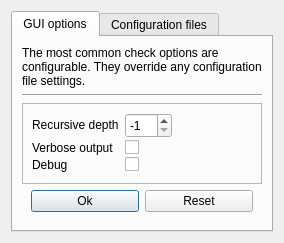
wummel/linkchecker, file linkcheck/gui/ui/options.ui: the form before one commit.
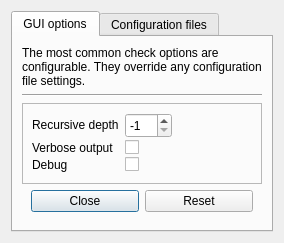
The form after the commit.

Commit message: Rename Ok button to Close.

What changed in the file:
```diff
--- a/linkcheck/gui/ui/options.ui
+++ b/linkcheck/gui/ui/options.ui
@@ -183,7 +183,7 @@
           <item>
            <widget class="QPushButton" name="closeButton">
             <property name="text">
-             <string>Ok</string>
+             <string>Close</string>
             </property>
            </widget>
           </item>
```
The commit also changes 1 other file.
